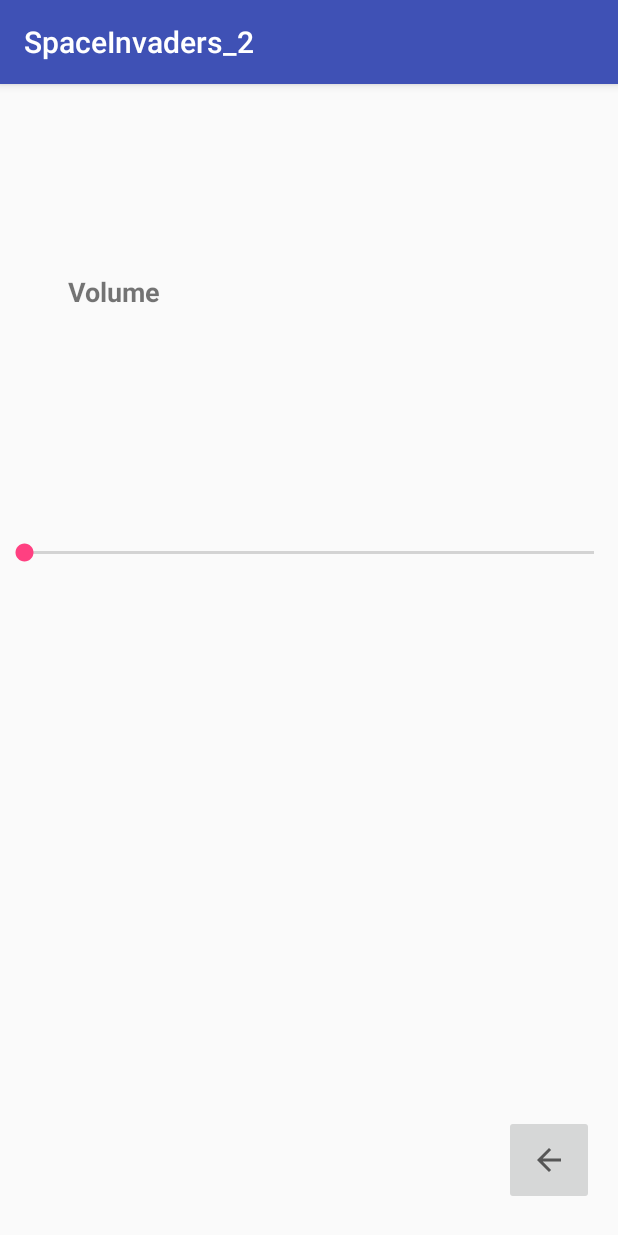
After one commit to S0uthpaw/Faita, an Android app: the OptionsActivity screen opened directly, with no data from a screen before it, on a phone screen of 412 x 824 dp. The commit adds this screen. Run offline under Robolectric (Android 15) with nearby library versions, the phone set to English and light mode, and no system bars.

Commit message:
Added working options activity and exit functionality

```diff
--- /dev/null
+++ b/app/src/main/java/com/example/tyler/spaceinvaders_2/OptionsActivity.java
@@ -0,0 +1,53 @@
+package com.example.tyler.spaceinvaders_2;
+
+import android.content.Context;
+import android.content.Intent;
+import android.media.AudioManager;
+import android.support.v7.app.AppCompatActivity;
+import android.os.Bundle;
+import android.view.View;
+import android.widget.Button;
+import android.widget.ImageButton;
+import android.widget.SeekBar;
+
+public class OptionsActivity extends AppCompatActivity {
+    public ImageButton butBack;
+
+    @Override
+    protected void onCreate(Bundle savedInstanceState) {
+        super.onCreate(savedInstanceState);
+        setContentView(R.layout.activity_options);
+
+        final AudioManager audioManager = (AudioManager)getSystemService(Context.AUDIO_SERVICE);
+        int maxVolume = audioManager.getStreamMaxVolume(AudioManager.STREAM_MUSIC);
+        int curVolume = audioManager.getStreamVolume(AudioManager.STREAM_MUSIC);
+        SeekBar volControl = (SeekBar)findViewById(R.id.volControl);
+        volControl.setMax(maxVolume);
+        volControl.setProgress(curVolume);
+        volControl.setOnSeekBarChangeListener(new SeekBar.OnSeekBarChangeListener() {
+            @Override
+            public void onStopTrackingTouch(SeekBar arg0) {
+            }
+
+            @Override
+            public void onStartTrackingTouch(SeekBar arg0) {
+            }
+
+            @Override
+            public void onProgressChanged(SeekBar arg0, int arg1, boolean arg2) {
+                audioManager.setStreamVolume(AudioManager.STREAM_MUSIC, arg1, 0);
+            }
+        });
+    }
+
+    public void onClickBack(View v){
+        butBack = (ImageButton)findViewById(R.id.butBack);
+        butBack.setOnClickListener(new View.OnClickListener() {
+            @Override
+            public void onClick(View view) {
+                Intent act = new Intent(OptionsActivity.this,MainMenu.class);
+                startActivity(act);
+            }
+        });
+    }
+}
--- /dev/null
+++ b/app/src/main/res/layout/activity_options.xml
@@ -0,0 +1,47 @@
+<?xml version="1.0" encoding="utf-8"?>
+<android.support.constraint.ConstraintLayout xmlns:android="http://schemas.android.com/apk/res/android"
+    xmlns:app="http://schemas.android.com/apk/res-auto"
+    xmlns:tools="http://schemas.android.com/tools"
+    android:layout_width="match_parent"
+    android:layout_height="match_parent"
+    tools:context="com.example.tyler.spaceinvaders_2.OptionsActivity">
+
+    <SeekBar
+        android:id="@+id/volControl"
+        android:layout_width="0dp"
+        android:layout_height="0dp"
+        android:layout_marginBottom="305dp"
+        app:layout_constraintBottom_toBottomOf="parent"
+        app:layout_constraintEnd_toEndOf="parent"
+        app:layout_constraintStart_toStartOf="parent"
+        app:layout_constraintTop_toBottomOf="@+id/butVolume" />
+
+    <ImageButton
+        android:id="@+id/butBack"
+        android:layout_width="60dp"
+        android:layout_height="60dp"
+        android:layout_marginBottom="10dp"
+        android:layout_marginEnd="16dp"
+        android:onClick="onClickBack"
+        app:layout_constraintBottom_toBottomOf="parent"
+        app:layout_constraintEnd_toEndOf="parent"
+        app:layout_constraintTop_toBottomOf="@+id/volControl"
+        app:layout_constraintVertical_bias="0.956"
+        app:srcCompat="?attr/homeAsUpIndicator" />
+
+    <TextView
+        android:id="@+id/butVolume"
+        android:layout_width="120dp"
+        android:layout_height="31dp"
+        android:layout_marginBottom="5dp"
+        android:layout_marginStart="16dp"
+        android:layout_marginTop="126dp"
+        android:text="Volume"
+        android:textAlignment="center"
+        android:textSize="18sp"
+        android:textStyle="bold"
+        app:layout_constraintBottom_toTopOf="@+id/volControl"
+        app:layout_constraintStart_toStartOf="parent"
+        app:layout_constraintTop_toTopOf="parent" />
+
+</android.support.constraint.ConstraintLayout>
```
Also changed, not shown: app/src/main/AndroidManifest.xml (+5 -4 lines), app/src/main/java/com/example/tyler/spaceinvaders_2/MainMenu.java (+20 -0 lines), app/src/main/res/layout/activity_main_menu.xml (+33 -13 lines).
